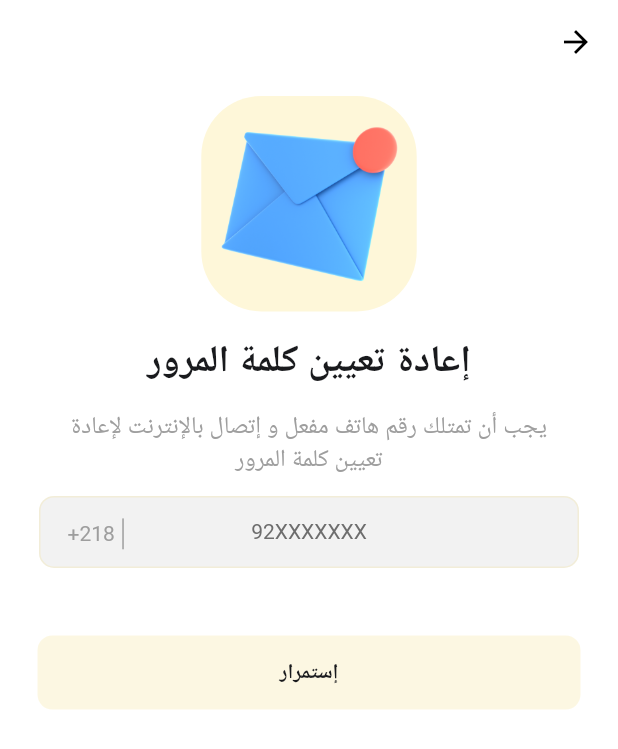
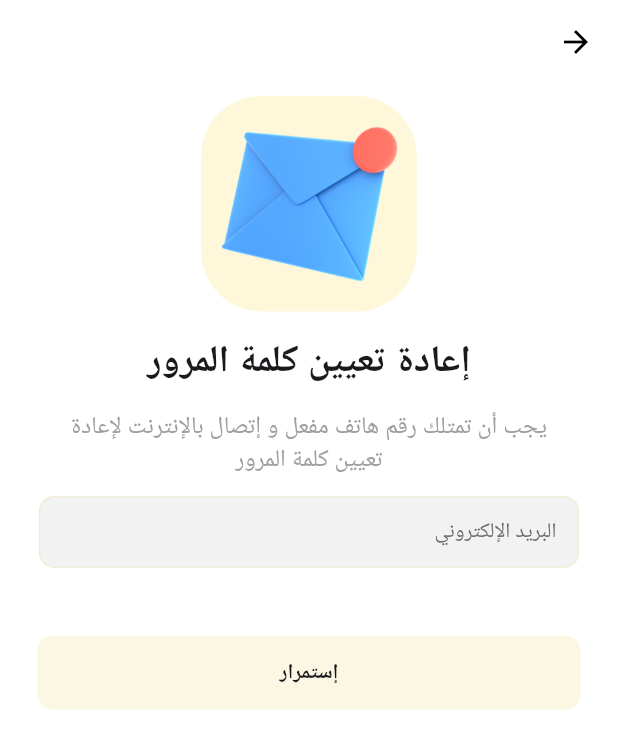
Before and after one commit to mohamed97alsaee/e-commerce, a Flutter app: the ForgetPasswordScreen screen opened directly, on a phone screen of 412 x 824 dp. Shown: the top 749 px of the screen. Run offline on Flutter 3.47's test engine with Material 2 defaults, Android fonts, the phone set to English and light mode, and no system bars; our stand-ins replace another_flushbar, carousel_slider, cloud_firestore, file_picker, firebase_auth, firebase_core and 8 more; missing offline and left inert: tap_debouncer; accounts and stored records are empty; generated files the repository leaves out were written again; Roboto replaces fonts that are missing (Tajawal).

Commit message:
forget password.

```diff
--- a/lib/screens/auth_screens/forget_password_screen.dart
+++ b/lib/screens/auth_screens/forget_password_screen.dart
@@ -1,3 +1,4 @@
+import 'package:firebase_auth/firebase_auth.dart';
 import 'package:flutter/foundation.dart';
 import 'package:provider/provider.dart';
 
@@ -18,8 +19,11 @@ class ForgetPasswordScreen extends StatefulWidget {
 }
 
 class _ForgetPasswordScreenState extends State<ForgetPasswordScreen> {
+  FirebaseAuth auth = FirebaseAuth.instance;
+
   final GlobalKey<FormState> forgetPassPhoneForm = GlobalKey<FormState>();
   final GlobalKey<FormState> forgetNewPassForm = GlobalKey<FormState>();
+  final TextEditingController emailController = TextEditingController();
 
   final TextEditingController phoneController = TextEditingController();
   final TextEditingController passwordController = TextEditingController();
@@ -98,40 +102,13 @@ class _ForgetPasswordScreenState extends State<ForgetPasswordScreen> {
                             ),
                           ),
                           TextFieldWidget(
-                              suffix: Directionality(
-                                textDirection: TextDirection.rtl,
-                                child: Row(
-                                  children: [
-                                    Container(
-                                      width: 1,
-                                      height: size.height * 0.025,
-                                      color: Colors.grey,
-                                    ),
-                                    const SizedBox(
-                                      width: 5,
-                                    ),
-                                    const Text(
-                                      "+218",
-                                      textDirection: TextDirection.ltr,
-                                      style: TextStyle(
-                                        color: Colors.grey,
-                                      ),
-                                    ),
-                                  ],
-                                ),
-                              ),
-                              controller: phoneController,
-                              keyboard: TextInputType.phone,
-                              hintText: "92XXXXXXX",
-                              isPhone: true,
-                              validator: (value) {
+                              controller: emailController,
+                              hintText: AppLocalizations.of(context)!.email,
+                              validator: (String? value) {
                                 if (value!.isEmpty) {
-                                  return AppLocalizations.of(context)!.please +
-                                      AppLocalizations.of(context)!.eypn;
+                                  return "${AppLocalizations.of(context)!.please} ${AppLocalizations.of(context)!.enter} ${AppLocalizations.of(context)!.email}";
                                 }
-                                if (value.length != 9) {
-                                  return AppLocalizations.of(context)!.pnmb9d;
-                                }
+
                                 return null;
                               },
                               onchanged: () {}),
@@ -142,8 +119,11 @@ class _ForgetPasswordScreenState extends State<ForgetPasswordScreen> {
                               isActive: phoneButtonEnabled,
                               text: AppLocalizations.of(context)!.continuue,
                               onPressed: () {
-                                setState(() {
-                                  currentStep++;
+                                auth
+                                    .sendPasswordResetEmail(
+                                        email: emailController.text)
+                                    .then((value) {
+                                  Navigator.pop(context);
                                 });
                               })
                         ],
@@ -290,10 +270,8 @@ class _ForgetPasswordScreenState extends State<ForgetPasswordScreen> {
                                   text: AppLocalizations.of(context)!
                                       .resetpassword,
                                   onPressed: () {
-                                    if (kDebugMode) {
-                                      print("SEND REQUEST");
-                                    }
-                                    Navigator.pop(context);
+                                    // auth.sendPasswordResetEmail(
+                                    //     email: emailController.text);
                                   })
                             ],
                           ),
```
Also changed, not shown: lib/models/category_model.dart (+8 -4 lines), lib/models/product_model.dart (added, +42 -0 lines), lib/providers/products_provider.dart (added, +60 -0 lines), lib/screens/main_screens/products_screen.dart (+64 -14 lines), lib/screens/main_screens/tabs_screen.dart (+25 -0 lines), lib/widgets/clickable_widgets/product_card.dart (+9 -6 lines).
